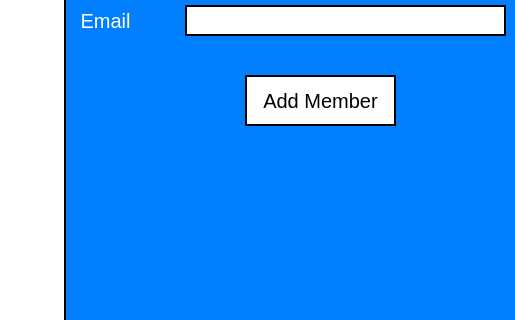
The window that pyqt5_files/members_addMembers_window.ui (ChanJiaJin/SIT-CAPSTONE) describes before a commit, drawn with Qt 5; both pictures show x 785 to 1300 and y 125 to 445 of the 1300 by 800 pixel window.
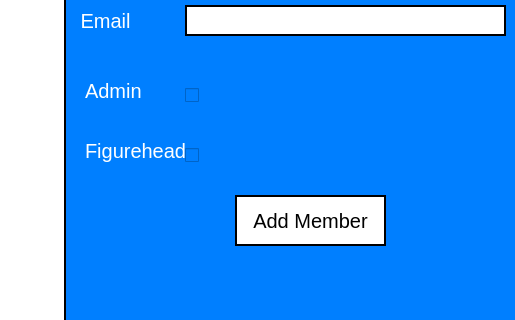
The same window after the commit.

Commit message: Added admin and figurehead roles allocation

Patch:
```diff
--- a/pyqt5_files/members_addMembers_window.ui
+++ b/pyqt5_files/members_addMembers_window.ui
@@ -183,8 +183,8 @@
    <widget class="QPushButton" name="pushButton">
     <property name="geometry">
      <rect>
-      <x>1030</x>
-      <y>200</y>
+      <x>1020</x>
+      <y>320</y>
       <width>151</width>
       <height>51</height>
      </rect>
@@ -199,6 +199,74 @@
      <string>Add Member</string>
     </property>
    </widget>
+   <widget class="QLabel" name="label_4">
+    <property name="geometry">
+     <rect>
+      <x>870</x>
+      <y>200</y>
+      <width>111</width>
+      <height>31</height>
+     </rect>
+    </property>
+    <property name="styleSheet">
+     <string notr="true">color: white;
+border: none;
+font-size: 20px;</string>
+    </property>
+    <property name="text">
+     <string>Admin</string>
+    </property>
+    <property name="alignment">
+     <set>Qt::AlignLeading|Qt::AlignLeft|Qt::AlignVCenter</set>
+    </property>
+   </widget>
+   <widget class="QLabel" name="label_5">
+    <property name="geometry">
+     <rect>
+      <x>870</x>
+      <y>260</y>
+      <width>101</width>
+      <height>31</height>
+     </rect>
+    </property>
+    <property name="styleSheet">
+     <string notr="true">color: white;
+border: none;
+font-size: 20px;</string>
+    </property>
+    <property name="text">
+     <string>Figurehead</string>
+    </property>
+    <property name="alignment">
+     <set>Qt::AlignLeading|Qt::AlignLeft|Qt::AlignVCenter</set>
+    </property>
+   </widget>
+   <widget class="QCheckBox" name="isAdmin_check">
+    <property name="geometry">
+     <rect>
+      <x>970</x>
+      <y>210</y>
+      <width>21</width>
+      <height>20</height>
+     </rect>
+    </property>
+    <property name="text">
+     <string/>
+    </property>
+   </widget>
+   <widget class="QCheckBox" name="isFigurehead_check">
+    <property name="geometry">
+     <rect>
+      <x>970</x>
+      <y>270</y>
+      <width>21</width>
+      <height>20</height>
+     </rect>
+    </property>
+    <property name="text">
+     <string/>
+    </property>
+   </widget>
   </widget>
  </widget>
  <resources/>
```
